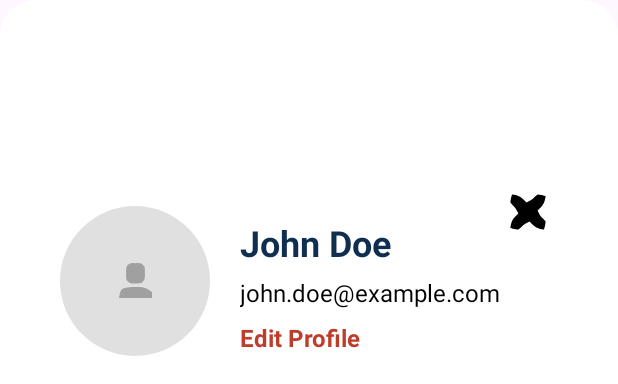
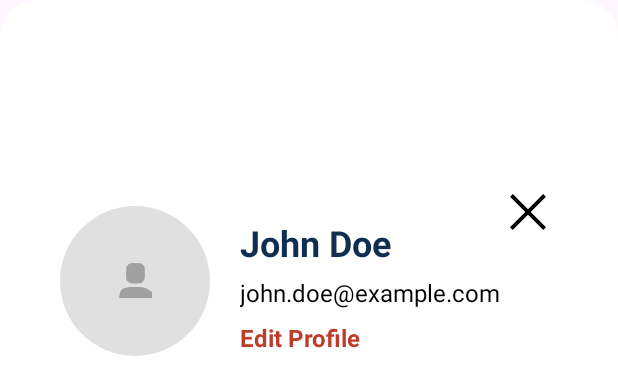
Before and after one commit to Sathsarani2002/Techupnews, an Android app: the layout user_profile_bottom_sheet.xml on its own in the app's theme, with its tools: preview values and no code run, on a phone screen of 412 x 824 dp. Shown: the top 384 px of the screen. Run offline under Robolectric (Android 15) with nearby library versions, the phone set to English and light mode, and no system bars.

Commit message:
change the close icon

```diff
--- a/app/src/main/res/drawable/ic_close.xml
+++ b/app/src/main/res/drawable/ic_close.xml
@@ -1,9 +1,9 @@
 <vector xmlns:android="http://schemas.android.com/apk/res/android"
-    android:width="30dp"
-    android:height="30dp"
-    android:viewportWidth="30"
-    android:viewportHeight="30">
+    android:width="50dp"
+    android:height="50dp"
+    android:viewportWidth="50"
+    android:viewportHeight="50">
   <path
-      android:pathData="M5,4C9.314,4.479 11.166,5.746 14,9C16.271,7.982 17.808,7.226 19.438,5.313C19.953,4.879 20.469,4.446 21,4C23.688,4.313 23.688,4.313 26,5C25.521,9.314 24.254,11.166 21,14C22.018,16.271 22.774,17.808 24.688,19.438C25.121,19.953 25.554,20.469 26,21C25.688,23.688 25.688,23.688 25,26C20.686,25.521 18.834,24.254 16,21C13.729,22.018 12.192,22.774 10.563,24.688C10.047,25.121 9.531,25.554 9,26C6.313,25.688 6.313,25.688 4,25C4.479,20.686 5.746,18.834 9,16C7.982,13.729 7.226,12.192 5.313,10.563C4.879,10.047 4.446,9.531 4,9C4.313,6.313 4.313,6.313 5,4Z"
-      android:fillColor="#000000"/>
+      android:fillColor="#FF000000"
+      android:pathData="M9.156,6.313L6.313,9.156L22.156,25L6.219,40.969L9.031,43.781L25,27.844L40.938,43.781L43.781,40.938L27.844,25L43.688,9.156L40.844,6.313L25,22.156Z"/>
 </vector>
--- a/app/src/main/res/drawable/user.xml
+++ /dev/null
@@ -1,5 +0,0 @@
-<vector xmlns:android="http://schemas.android.com/apk/res/android" android:height="24dp" android:tint="#000000" android:viewportHeight="24" android:viewportWidth="24" android:width="24dp">
-
-    <path android:fillColor="#FF000000" android:pathData="M17.6,11.48 L19.44,8.3a0.63,0.63 0,0 0,-1.09 -0.63l-1.88,3.24a11.43,11.43 0,0 0,-8.94 0L5.65,7.67a0.63,0.63 0,0 0,-1.09 0.63L6.4,11.48A10.81,10.81 0,0 0,1 20L23,20A10.81,10.81 0,0 0,17.6 11.48ZM7,17.25A1.25,1.25 0,1 1,8.25 16,1.25 1.25,0 0,1 7,17.25ZM17,17.25A1.25,1.25 0,1 1,18.25 16,1.25 1.25,0 0,1 17,17.25Z"/>
-
-</vector>
```
